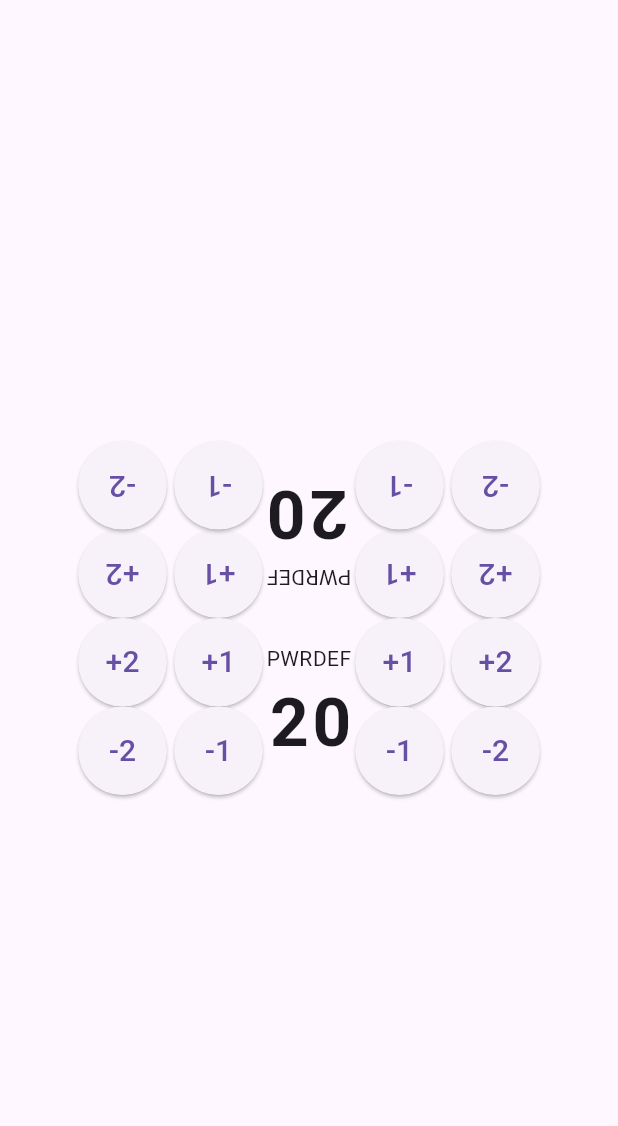
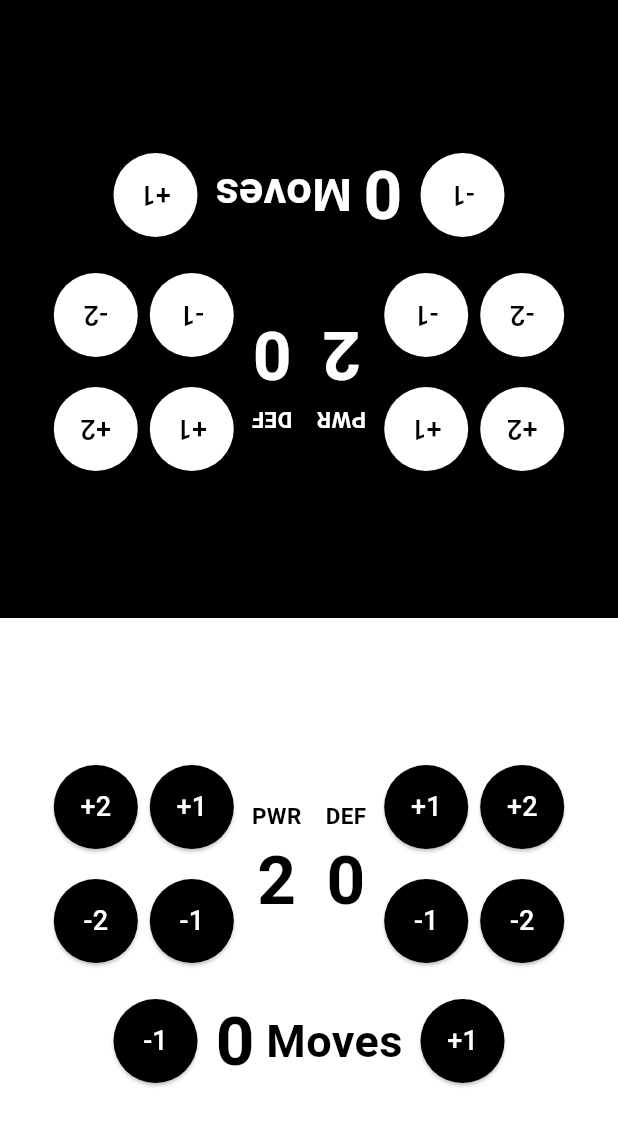
Before and after one commit to BruzzBennet/MonsterMasterTracker, a Flutter app: the screen it shows after launch, on a phone screen of 412 x 824 dp. Shown: the top 1126 px of the screen. Run offline on Flutter 3.47's test engine with Material 3 defaults, Android fonts, the phone set to English and light mode, and no system bars.

Commit message:
module 3

```diff
--- a/monster_master_tracker/lib/main.dart
+++ b/monster_master_tracker/lib/main.dart
@@ -1,5 +1,7 @@
 import 'dart:math' as math;
 import 'package:flutter/material.dart';
+
+// ALL isBlack bools in the functions are to change the coloring of the letters and buttons according to background color
 
 void main() {
   runApp(MyApp());
@@ -12,39 +14,72 @@ class MyApp extends StatelessWidget {
   Widget build(BuildContext context) {
     return MaterialApp(
       home: Scaffold(
-        body: Center(
+        body: Column(
+            children: <Widget> [
+              // OTHER PLAYER'S STAT'S TRACKER
+              // MAKE THE PLAYERS PART FIT THE WHOLE MIDDLE PART
+               Expanded(
+                child: Container(
+                  color: Colors.black,
+                  //FILL OUT THE WHOLE WIDTH
+                  width: double.infinity,
                   child: Column(
-            mainAxisAlignment: MainAxisAlignment.center,
-            crossAxisAlignment: CrossAxisAlignment.center,
-            children: <Widget> [
+                    //ALIGN IT IN THE CENTER OF ITS CHUNK
+                    mainAxisAlignment: MainAxisAlignment.spaceEvenly,
+                    children:<Widget>[
+                        //ROTATE IT 180 DEGREES FOR THE OTHER PLAYER
                         Transform.rotate(
                           angle: 180 * math.pi / 180, // This flips the content vertically (upside down)
-                  child: StatTracker()
+                            child: StatTracker(isBlack: true,)
                         ),
+                    ]
+                  )
+                ),
+              ),
+
+              //ONE PLAYER'S STATS TRACKER
+              //MAKE THE PLAYERS PART FIT THE WHOLE MIDDLE PART
+              Expanded(
+                //DO THIS TO FORMAT IT
+                child: Container(
+                  color: Colors.white, // First "column" (child)
+                  width: double.infinity,
+                  //IN A COLUMN TO BE SPACED RIGHT IN ITS MIDDLE
+                  child: Column(
+                    //ALIGN IT IN THE MIDDLE
+                    mainAxisAlignment: MainAxisAlignment.spaceEvenly,
+                    children:<Widget>[
                       StatTracker(),
                     ],
                   ),
+                ),
+              ),
+            ],
+          ),
         )
-      ),
     );
   }
 }
 
 //---------------------------Stat Interface---------------------
 class StatTracker extends StatelessWidget {
-  //final int stat;
+  final bool? isBlack;
 
-  //const DEFStatTracker({super.key, required this.stat});
-  const StatTracker({super.key});
+  const StatTracker({super.key, this.isBlack});
 
   @override
   Widget build(BuildContext context) {
   return
+    Column(
+      children: [
       Row(
         mainAxisAlignment: MainAxisAlignment.center,
         children:<Widget> [
-        PWRStatTracker(),
-        DEFStatTracker(),
+          PWRStatTracker(isBlack:isBlack),
+          DEFStatTracker(isBlack:isBlack),
+        ],
+      ),
+      MoveStatTracker(isBlack:isBlack)
       ],
     );
   }
@@ -52,8 +87,9 @@ class StatTracker extends StatelessWidget {
 
 //---------------------------PWR TRACKER---------------------
 class PWRStatTracker extends StatefulWidget {
+  final bool? isBlack;
 
-  const PWRStatTracker({super.key});
+  const PWRStatTracker({super.key, this.isBlack});
 
   @override
   State<PWRStatTracker> createState() => _PWRStatTrackerState();
@@ -62,6 +98,7 @@ class PWRStatTracker extends StatefulWidget {
 class _PWRStatTrackerState extends State<PWRStatTracker> {
   int count=2;
   int sum=0;
+  late bool? isBlack=widget.isBlack;
 
   void addToStat(int sum) {
         setState(() {
@@ -79,18 +116,19 @@ class _PWRStatTrackerState extends State<PWRStatTracker> {
   return
     Row(
       children:<Widget> [
-      StatButtons(sum: 2, onButtonPressed: addToStat),
-      StatButtons(sum: 1, onButtonPressed: addToStat),
-      PWRorDEFStatNumber(text:"PWR", number: count),
+      StatButtons(isBlack:isBlack, sum: 2, onButtonPressed: addToStat),
+      StatButtons(isBlack:isBlack, sum: 1, onButtonPressed: addToStat),
+      PWRorDEFStatNumber(isBlack:isBlack, text:"PWR", number: count),
       ]
     );
   }
 }
 
-//---------------------------PWR TRACKER---------------------
+//---------------------------DEF TRACKER---------------------
 class DEFStatTracker extends StatefulWidget {
+  final bool? isBlack;
 
-  const DEFStatTracker({super.key});
+  const DEFStatTracker({super.key, this.isBlack});
 
   @override
   State<DEFStatTracker> createState() => _DEFStatTrackerState();
@@ -99,9 +137,11 @@ class DEFStatTracker extends StatefulWidget {
 class _DEFStatTrackerState extends State<DEFStatTracker> {
   int count=0;
   int sum=0;
+  late bool? isBlack=widget.isBlack;
 
   void addToStat(int sum) {
         setState(() {
+          //The stat can't be less than 0
           if(count<=1 && sum<0){
             count=0;
           }
@@ -116,21 +156,66 @@ class _DEFStatTrackerState extends State<DEFStatTracker> {
   return
     Row(
       children:<Widget> [
-      PWRorDEFStatNumber(text:"DEF", number: count),
-      StatButtons(sum: 1, onButtonPressed: addToStat),
-      StatButtons(sum: 2, onButtonPressed: addToStat)
+      PWRorDEFStatNumber(isBlack:isBlack, text:"DEF", number: count),
+      StatButtons(isBlack:isBlack, sum: 1, onButtonPressed: addToStat),
+      StatButtons(isBlack:isBlack,sum: 2, onButtonPressed: addToStat),
       ]
     );
   }
 }
+
+//---------------------------Moves TRACKER---------------------
+class MoveStatTracker extends StatefulWidget {
+  final bool? isBlack;
+
+  const MoveStatTracker({super.key, this.isBlack});
+
+  @override
+  State<MoveStatTracker> createState() => _MoveStatTracker();
+}
+
+class _MoveStatTracker extends State<MoveStatTracker> {
+  int count=0;
+  int sum=0;
+  late bool? isBlack=widget.isBlack;
+
+  void addToStat(int sum) {
+        setState(() {
+          //The stat can't be less than 0
+          if(count<=0 && sum<0){
+            count=4;
+          }
+          else if(count>=4 && sum>0){
+            count=0;
+          }else{
+            count=count+sum;
+          }
+        });
+  }
+
+  @override
+  Widget build(BuildContext context) {
+  return
+    Row(
+      mainAxisAlignment: MainAxisAlignment.center,
+      children:<Widget> [
+      StatButton(isBlack: isBlack, sum: -1, onButtonPressed: addToStat),
+      MovesUI(isBlack:isBlack, number: count),
+      StatButton(isBlack: isBlack, sum: 1, onButtonPressed: addToStat),
+      ]
+    );
+  }
+}
+
 
 //------------------------------------------------------------MEDIUM PARTS---------------------------------
 //--------------------STAT BUTTONS (WITH AN *S*)--------------------------
 class StatButtons extends StatefulWidget {
   final Function(int) onButtonPressed;
   final int sum;
+  final bool? isBlack;
 
-  const StatButtons({super.key, required this.sum, required this.onButtonPressed});
+  const StatButtons({super.key, this.isBlack, required this.sum, required this.onButtonPressed});
 
   @override
   State<StatButtons> createState() => _StatButtonsState();
@@ -139,14 +224,15 @@ class StatButtons extends StatefulWidget {
 class _StatButtonsState extends State<StatButtons> {
   late int amount=widget.sum;
   late Function(int) doThis=widget.onButtonPressed;
+  late bool? isBlack=widget.isBlack;
 
   @override
   Widget build(BuildContext context) {
     return
     Column(
         children:<Widget> [
-          StatButton(sum: amount, onButtonPressed: doThis),
-          StatButton(sum: -amount, onButtonPressed: doThis)
+          StatButton(isBlack:isBlack, sum: amount, onButtonPressed: doThis),
+          StatButton(isBlack:isBlack, sum: -amount, onButtonPressed: doThis),
           ]
       );
   }
@@ -156,28 +242,78 @@ class _StatButtonsState extends State<StatButtons> {
 class PWRorDEFStatNumber extends StatelessWidget {
   final int number;
   final String text;
+  final bool? isBlack;
 
-  const PWRorDEFStatNumber({super.key, required this.text, required this.number});
+  const PWRorDEFStatNumber({super.key, this.isBlack, required this.text, required this.number});
 
   @override
   Widget build(BuildContext context) {
+    Color txtColor=Colors.black;
+    if (isBlack!=null){
+      txtColor=Colors.white;
+    }
     return
-    Column(
+    Padding(
+        padding: const EdgeInsets.symmetric(horizontal: 8.0, vertical: 10.0),
+        child:Column(
         children: [
-          Text(text),
-          BigNumber(value:number),
+            //"PWR" or "DEF" text
+            Text(text,
+            style: TextStyle(
+                fontSize: 15,
+                fontWeight: FontWeight.bold,
+                color: txtColor
+              ),
+            ),
+            BigNumber(isBlack: isBlack,value:number),
         ],
+      ),
+    );
+  }
+}
+
+//--------------------------Move Counter-----------------------------------------
+class MovesUI extends StatelessWidget {
+  final int number;
+  final bool? isBlack;
+
+  const MovesUI({super.key, this.isBlack, required this.number});
+
+  @override
+  Widget build(BuildContext context) {
+    Color txtColor=Colors.black;
+
+    if(isBlack!=null){
+      txtColor=Colors.white;
+    }
+
+    return
+    Padding(
+        padding: const EdgeInsets.symmetric(horizontal: 8.0, vertical: 10.0),
+        child:Row(
+        children: [
+            BigNumber(isBlack: isBlack, value:number),
+            Text(" Moves",
+            style: TextStyle(
+                color: txtColor,
+                fontSize: 30,
+                fontWeight: FontWeight.bold,
+              ),
+            ),
+        ],
+      ),
     );
   }
 }
 
 //------------------------------------------------------------------------SMALL PARTS--------------------------------------
-//--------------------STAT BUTTONS--------------------------
+//--------------------BUTTONS--------------------------
 class StatButton extends StatefulWidget {
   final Function(int) onButtonPressed;
   final int sum;
+  final bool? isBlack;
 
-  const StatButton({super.key, required this.sum, required this.onButtonPressed});
+  const StatButton({super.key, this.isBlack, required this.sum, required this.onButtonPressed});
 
   @override
   State<StatButton> createState() => _StatButtonState();
@@ -185,10 +321,18 @@ class StatButton extends StatefulWidget {
 
 class _StatButtonState extends State<StatButton> {
   late int amount=widget.sum;
+  Color _bgColor=Colors.black;
+  Color _txtColor=Colors.white;
+  late bool? isBlack=widget.isBlack;
 
   @override
   Widget build(BuildContext context) {
     String text='';
+    if (isBlack!=null){
+        _bgColor=Colors.white;
+        _txtColor=Colors.black;
+    }
+
 
     if (amount>0){
         text='+$amount';
@@ -196,20 +340,24 @@ class _StatButtonState extends State<StatButton> {
         text='$amount';
     }
     return
+    Container(
+      margin: const EdgeInsets.symmetric(horizontal: 0.0, vertical: 10.0),
+      child:
       ElevatedButton(
         onPressed: () {
             widget.onButtonPressed(amount);
         },
         style: ElevatedButton.styleFrom(
+          backgroundColor: _bgColor,
           shape: const CircleBorder(), // Makes the button circular
           padding: const EdgeInsets.all(15), // Adds padding inside the button
-        //backgroundColor: Colors.blue, // Example background color
-        //foregroundColor: Colors.white, // Example icon/text color
         ),
         child: Text(text, style:
           TextStyle(
-          fontSize: 20,
+            fontSize: 18,
+            color: _txtColor,
             //fontWeight: FontWeight.bold,
+          ),
         ),
       ),
     );
@@ -219,16 +367,23 @@ class _StatButtonState extends State<StatButton> {
 //------------------BIG NUMBER STYLE-----------------
 class BigNumber extends StatelessWidget {
   final int value;
+  final bool? isBlack;
 
-  const BigNumber({super.key, required this.value});
+  const BigNumber({super.key, this.isBlack, required this.value});
 
   @override
   Widget build(BuildContext context) {
-    return Text(
+    Color bgColor=Colors.black;
+    if (isBlack!=null){
+      bgColor=Colors.white;
+    }
+    return
+    Text(
       '$value',
       style: TextStyle(
         fontSize: 45, // Set the desired font size
         fontWeight: FontWeight.bold,
+        color: bgColor,
       ),
     );
   }
```
Also changed, not shown: 1 other file. Lines whose indentation alone changed are shown as unchanged.
